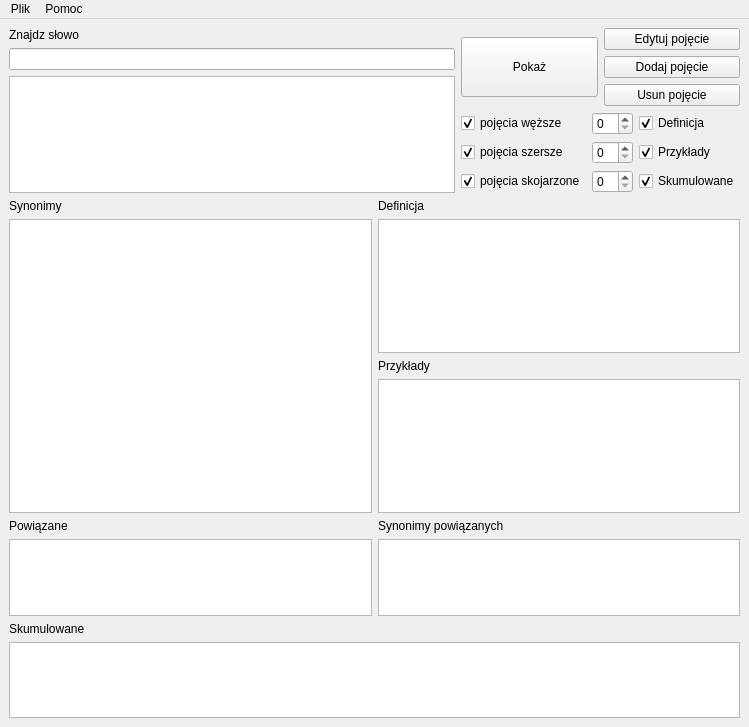
Qt form scalone/ui/przegladarka.ui (mpichlin/KPW) before a commit.
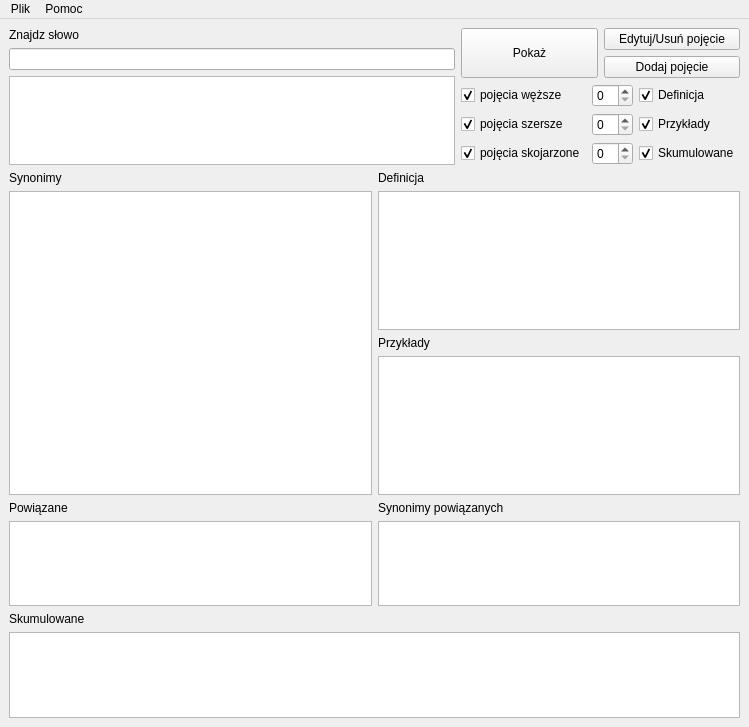
The same form after that commit.

```diff
--- a/scalone/ui/przegladarka.ui
+++ b/scalone/ui/przegladarka.ui
@@ -68,7 +68,7 @@
             <item>
              <widget class="QPushButton" name="edytujButton">
               <property name="text">
-               <string>Edytuj pojęcie</string>
+               <string>Edytuj/Usuń pojęcie</string>
               </property>
              </widget>
             </item>
@@ -79,13 +79,6 @@
               </property>
              </widget>
             </item>
-            <item>
-             <widget class="QPushButton" name="usunButton">
-              <property name="text">
-               <string>Usun pojęcie</string>
-              </property>
-             </widget>
-            </item>
            </layout>
           </item>
          </layout>
```
